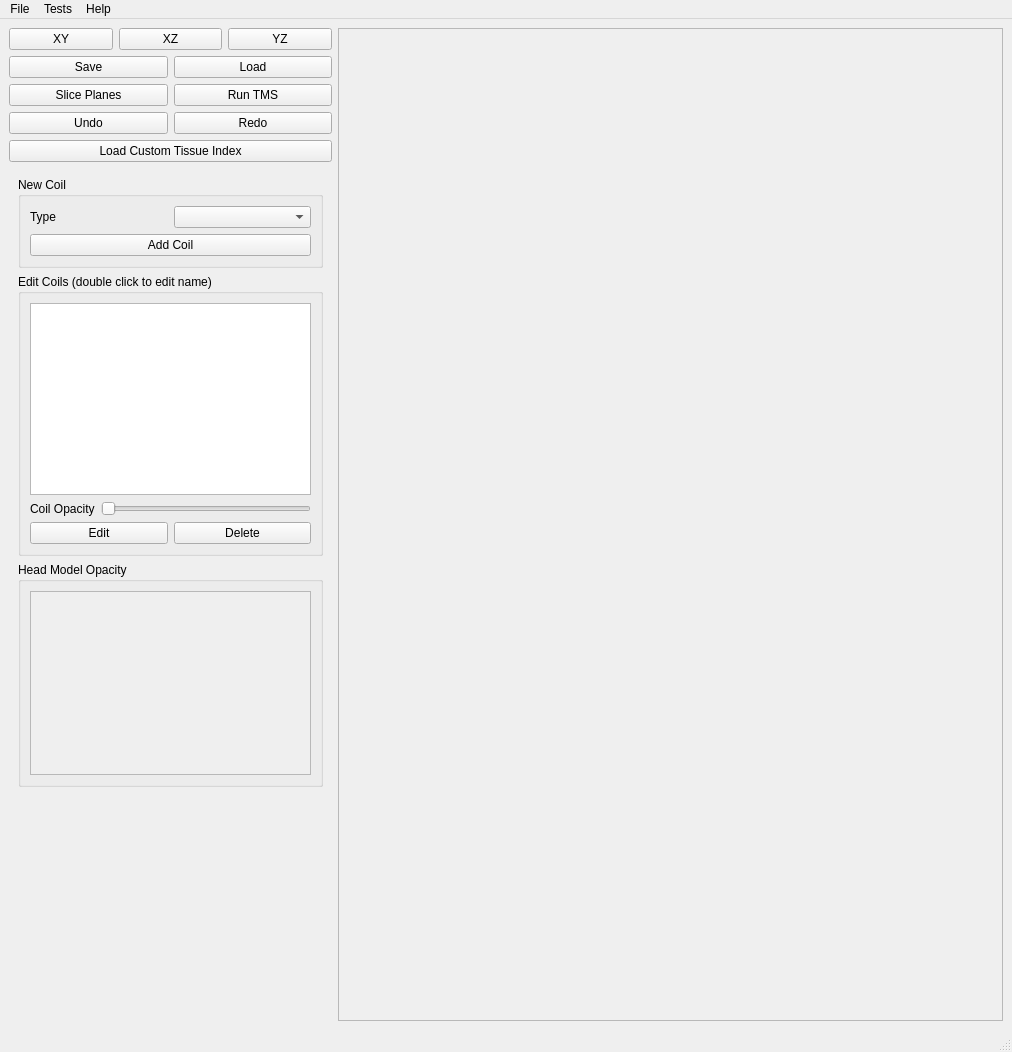
The window that src/bemfmm/gui/gui.ui (BEM-FMM-Team/bem-fmm-python) describes before a commit, drawn with Qt 5.
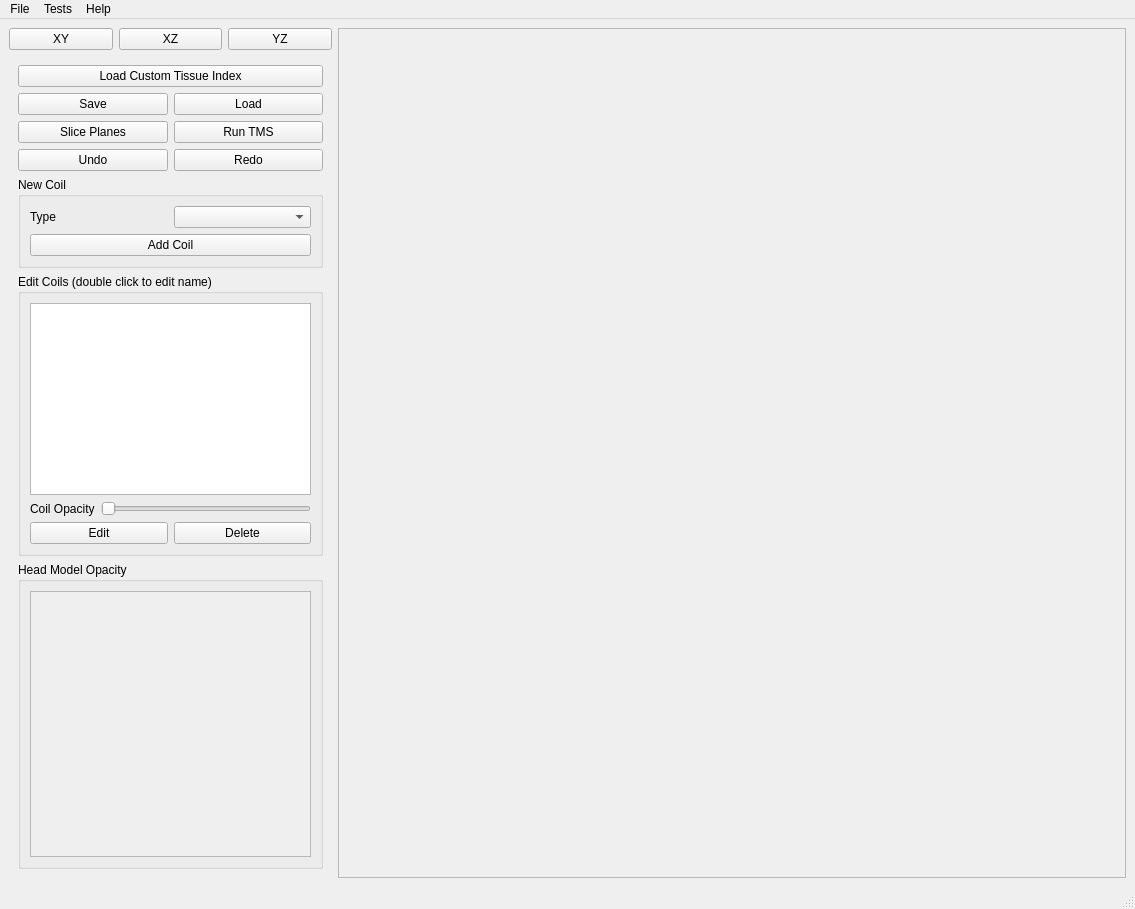
The same window after the commit.

```diff
--- a/src/bemfmm/gui/gui.ui
+++ b/src/bemfmm/gui/gui.ui
@@ -6,8 +6,8 @@
    <rect>
     <x>0</x>
     <y>0</y>
-    <width>1012</width>
-    <height>1052</height>
+    <width>1135</width>
+    <height>909</height>
    </rect>
   </property>
   <property name="windowTitle">
@@ -46,43 +46,57 @@
        </layout>
       </item>
       <item>
+       <widget class="QStackedWidget" name="stackedWidget">
+        <property name="currentIndex">
+         <number>0</number>
+        </property>
+        <widget class="QWidget" name="MainGUI">
+         <layout class="QVBoxLayout" name="verticalLayout_4">
+          <item>
+           <widget class="QPushButton" name="loadTissueIndex">
+            <property name="text">
+             <string>Load Custom Tissue Index</string>
+            </property>
+           </widget>
+          </item>
+          <item>
        <layout class="QGridLayout" name="gridLayout_2">
-        <item row="1" column="0">
+            <item row="2" column="0">
          <widget class="QPushButton" name="PlanePlaceButton">
           <property name="text">
            <string>Slice Planes</string>
           </property>
          </widget>
         </item>
-        <item row="0" column="1">
-         <widget class="QPushButton" name="Load">
-          <property name="text">
-           <string>Load</string>
-          </property>
-         </widget>
-        </item>
-        <item row="0" column="0">
+            <item row="1" column="0">
          <widget class="QPushButton" name="Save">
           <property name="text">
            <string>Save</string>
           </property>
          </widget>
         </item>
-        <item row="1" column="1">
+            <item row="2" column="1">
          <widget class="QPushButton" name="Run">
           <property name="text">
            <string>Run TMS</string>
           </property>
          </widget>
         </item>
-        <item row="2" column="0">
+            <item row="1" column="1">
+             <widget class="QPushButton" name="Load">
+              <property name="text">
+               <string>Load</string>
+              </property>
+             </widget>
+            </item>
+            <item row="3" column="0">
          <widget class="QPushButton" name="Undo">
           <property name="text">
            <string>Undo</string>
           </property>
          </widget>
         </item>
-        <item row="2" column="1">
+            <item row="3" column="1">
          <widget class="QPushButton" name="Redo">
           <property name="text">
            <string>Redo</string>
@@ -92,20 +106,6 @@
        </layout>
       </item>
       <item>
-       <widget class="QPushButton" name="loadTissueIndex">
-        <property name="text">
-         <string>Load Custom Tissue Index</string>
-        </property>
-       </widget>
-      </item>
-      <item>
-       <widget class="QStackedWidget" name="stackedWidget">
-        <property name="currentIndex">
-         <number>0</number>
-        </property>
-        <widget class="QWidget" name="MainGUI">
-         <layout class="QVBoxLayout" name="verticalLayout_4">
-          <item>
            <layout class="QVBoxLayout" name="verticalLayout_2">
             <item>
              <widget class="QGroupBox" name="groupBox_3">
@@ -218,7 +218,7 @@
                   <x>0</x>
                   <y>0</y>
                   <width>391</width>
-                  <height>124</height>
+                  <height>160</height>
                  </rect>
                 </property>
                </widget>
@@ -227,19 +227,6 @@
             </layout>
            </widget>
           </item>
-          <item>
-           <spacer name="verticalSpacer_2">
-            <property name="orientation">
-             <enum>Qt::Orientation::Vertical</enum>
-            </property>
-            <property name="sizeHint" stdset="0">
-             <size>
-              <width>20</width>
-              <height>40</height>
-             </size>
-            </property>
-           </spacer>
-          </item>
          </layout>
         </widget>
         <widget class="QWidget" name="EditGUI">
@@ -624,7 +611,7 @@
     <rect>
      <x>0</x>
      <y>0</y>
-     <width>1012</width>
+     <width>1135</width>
      <height>25</height>
     </rect>
    </property>
```
Lines whose indentation alone changed are shown as unchanged.
